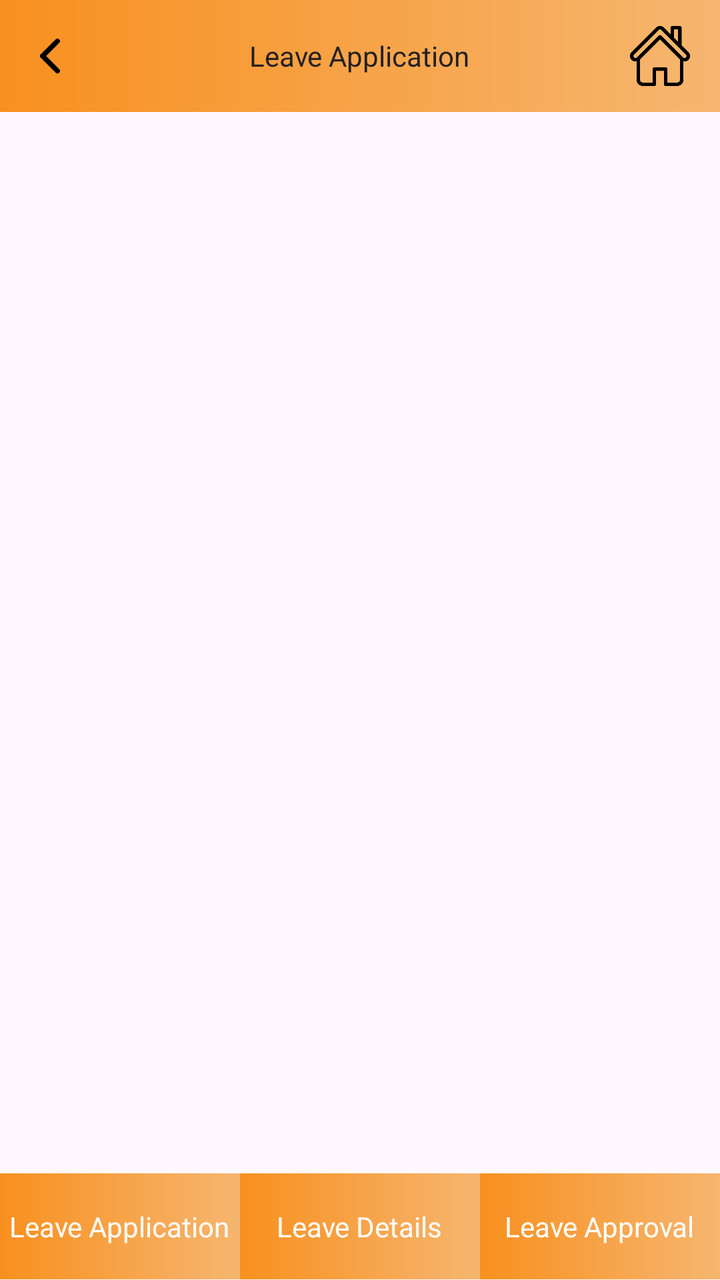
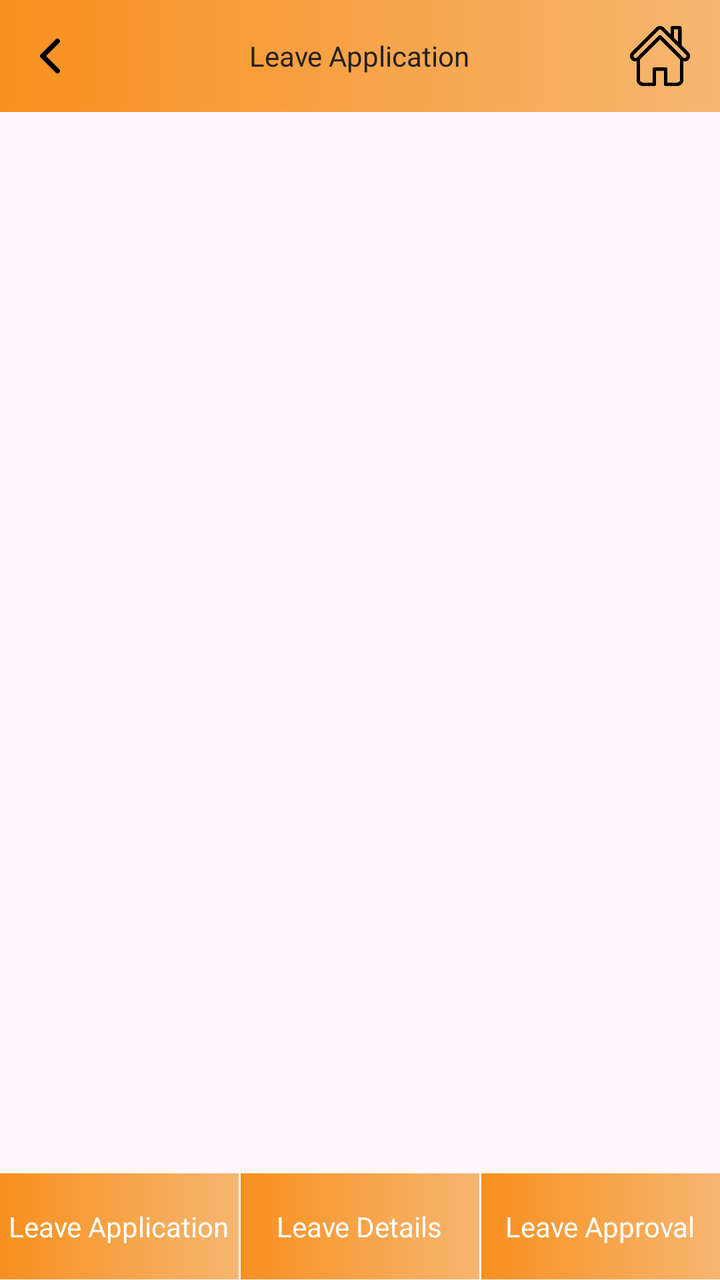

Two renders of the same Android screen: before a commit and after it. Below are the layout's source before the change and the commit's diff.
<!-- AndroidManifest.xml: application theme Theme.IMFA -->
<!-- res/layout/activity_leave_application.xml -->
<?xml version="1.0" encoding="utf-8"?>
<androidx.constraintlayout.widget.ConstraintLayout xmlns:android="http://schemas.android.com/apk/res/android"
    xmlns:app="http://schemas.android.com/apk/res-auto"
    xmlns:tools="http://schemas.android.com/tools"
    android:layout_width="match_parent"
    android:layout_height="match_parent"
    tools:context=".Leave.LeaveApplicationActivity">

    <LinearLayout
        android:id="@+id/linearLayout"
        android:layout_width="match_parent"
        android:layout_height="?android:actionBarSize"
        android:background="@drawable/background_1"
        android:orientation="horizontal"
        app:layout_constraintEnd_toEndOf="parent"
        app:layout_constraintStart_toStartOf="parent"
        app:layout_constraintTop_toTopOf="parent">

        <LinearLayout
            android:layout_width="0dp"
            android:layout_height="match_parent"
            android:layout_weight="0.5">

            <ImageView
                android:id="@+id/ivBack"
                android:layout_width="30dp"
                android:layout_height="40dp"
                android:layout_gravity="center"
                android:layout_marginLeft="10dp"
                android:src="@drawable/back_arrow" />
        </LinearLayout>

        <LinearLayout
            android:layout_width="0dp"
            android:layout_height="match_parent"
            android:layout_weight="1"
            android:gravity="center">

            <TextView
                android:layout_width="wrap_content"
                android:layout_height="wrap_content"
                android:text="Leave Application"
                android:textColor="@color/appBlack"
                android:textSize="14sp" />

        </LinearLayout>

        <LinearLayout
            android:layout_width="0dp"
            android:layout_height="match_parent"
            android:layout_weight="0.5"
            android:gravity="right">

            <ImageView
                android:id="@+id/imgHome"
                android:layout_width="30dp"
                android:layout_height="30dp"
                android:layout_gravity="center"
                android:layout_marginRight="15dp"
                android:src="@drawable/home" />
        </LinearLayout>
    </LinearLayout>

    <LinearLayout
        android:visibility="gone"
        android:layout_width="match_parent"
        android:layout_height="match_parent"
        android:id="@+id/lnNonAccess"
        android:orientation="vertical"
        android:gravity="center">
        <ImageView
            android:layout_width="80dp"
            android:layout_height="80dp"
            android:src="@drawable/sorry"/>

        <TextView
            android:layout_marginTop="5dp"
            android:textStyle="bold"
            android:layout_width="wrap_content"
            android:layout_height="wrap_content"
            android:textSize="14sp"
            android:textColor="@color/appYellow"
            android:text="Currently this menu is not accessible"/>

    </LinearLayout>

    <LinearLayout
        android:id="@+id/lnAccess"
        android:layout_width="match_parent"
        android:layout_height="0dp"
        android:orientation="vertical"
        android:visibility="visible"
        app:layout_constraintBottom_toBottomOf="parent"
        app:layout_constraintEnd_toEndOf="parent"
        app:layout_constraintStart_toStartOf="parent"
        app:layout_constraintTop_toBottomOf="@+id/linearLayout">

        <LinearLayout
            android:layout_width="match_parent"
            android:layout_height="0dp"
            android:layout_weight="1">

            <FrameLayout
                android:id="@+id/frameLayout"
                android:layout_width="match_parent"
                android:layout_height="match_parent"
                android:layout_margin="10dp"></FrameLayout>
        </LinearLayout>

        <LinearLayout
            android:layout_width="match_parent"
            android:layout_height="0dp"
            android:layout_weight="0.1"
            android:orientation="horizontal">

            <LinearLayout
                android:id="@+id/llApplication"
                android:layout_width="0dp"
                android:layout_height="match_parent"
                android:layout_weight="1"
                android:background="@drawable/background_1"
                android:gravity="center">

                <TextView
                    android:id="@+id/tvApllication"
                    android:layout_width="wrap_content"
                    android:layout_height="wrap_content"
                    android:text="Leave Application"
                    android:textColor="@android:color/white"
                    android:textSize="14sp"></TextView>
            </LinearLayout>

            <LinearLayout
                android:id="@+id/llDetails"
                android:layout_width="0dp"
                android:layout_height="match_parent"
                android:layout_weight="1"
                android:background="@drawable/background_1"
                android:gravity="center">

                <TextView
                    android:id="@+id/tvDetails"
                    android:layout_width="wrap_content"
                    android:layout_height="wrap_content"
                    android:text="Leave Details"
                    android:textColor="@android:color/white"
                    android:textSize="14sp"></TextView>
            </LinearLayout>

            <LinearLayout
                android:id="@+id/llApproval"
                android:layout_width="0dp"
                android:layout_height="match_parent"
                android:layout_weight="1"
                android:background="@drawable/background_1"
                android:gravity="center">

                <TextView
                    android:id="@+id/tvApproval"
                    android:layout_width="wrap_content"
                    android:layout_height="wrap_content"
                    android:text="Leave Approval"
                    android:textColor="@android:color/white"
                    android:textSize="14sp" />
            </LinearLayout>
        </LinearLayout>
    </LinearLayout>
</androidx.constraintlayout.widget.ConstraintLayout>
<!-- resources referenced by this layout -->
<resources>
  <color name="appBlack">#242021</color>
  <color name="appYellow">#F8901F</color>
  <!-- drawable back_arrow: png bitmap (drawable, 2943 bytes) -->
  <!-- drawable background_1 (drawable) -->
  <shape xmlns:android="http://schemas.android.com/apk/res/android"
      android:shape="rectangle">
      <gradient
          android:endColor="#F6B670"
          android:startColor="@color/appYellow"
          android:type="linear"
          android:angle="0" />
  </shape>
  <!-- drawable home: png bitmap (drawable, 9285 bytes) -->
  <!-- drawable sorry: png bitmap (drawable, 3710 bytes) -->
  <style name="Theme.IMFA" parent="Base.Theme.IMFA" />
  <style name="Base.Theme.IMFA" parent="Theme.Material3.DayNight.NoActionBar">
          
          <item name="colorPrimary">@color/appYellow</item>
      </style>
</resources>

<!-- the commit's change to res/layout/activity_leave_application.xml (unified diff, before → after) -->
@@ -130,6 +130,11 @@
                     android:textSize="14sp"></TextView>
             </LinearLayout>
 
+            <View
+                android:layout_width="1dp"
+                android:layout_height="match_parent"
+                android:background="@color/white"/>
+
             <LinearLayout
                 android:id="@+id/llDetails"
                 android:layout_width="0dp"
@@ -144,8 +149,13 @@
                     android:layout_height="wrap_content"
                     android:text="Leave Details"
                     android:textColor="@android:color/white"
-                    android:textSize="14sp"></TextView>
+                    android:textSize="14sp"/>
             </LinearLayout>
+
+            <View
+                android:layout_width="1dp"
+                android:layout_height="match_parent"
+                android:background="@color/white"/>
 
             <LinearLayout
                 android:id="@+id/llApproval"
<!-- resource entries referenced after the edit -->
@@ -2,6 +2,7 @@
 <resources>
   <color name="appBlack">#242021</color>
   <color name="appYellow">#F8901F</color>
+  <color name="white">#FFFFFFFF</color>
   <!-- drawable back_arrow: png bitmap (drawable, 2943 bytes) -->
   <!-- drawable background_1 (drawable) -->
   <shape xmlns:android="http://schemas.android.com/apk/res/android"
